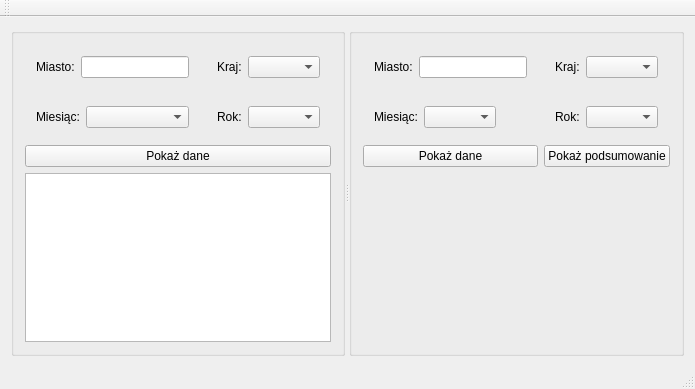
Above: weatherProj_vol1/mainwindow.ui from quaelibet/weatherProj_vol1 before the change. Below: the same form after it.
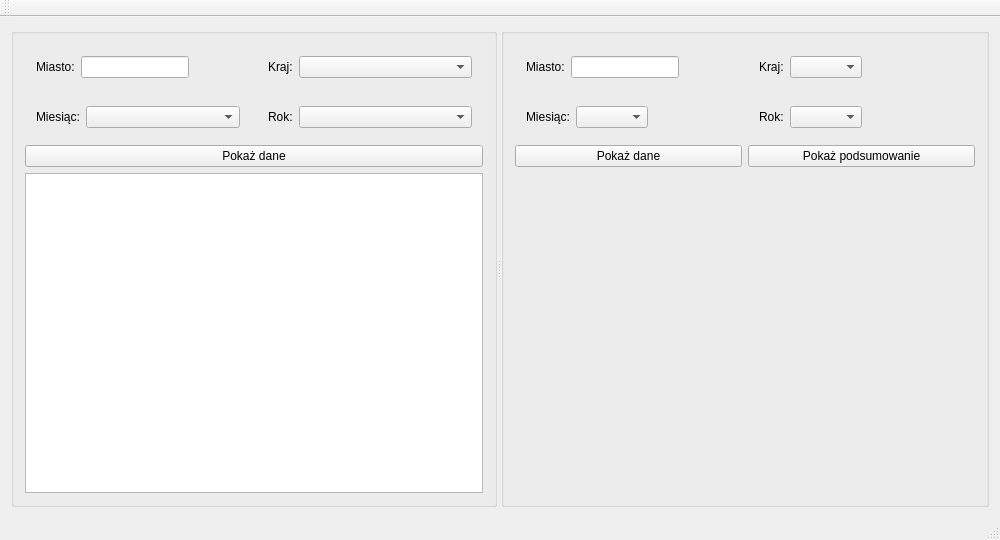
That is the form after the change. Custom widgets are drawn as their Qt base class.

Commit message: Added fixed size for main window

```diff
--- a/weatherProj_vol1/mainwindow.ui
+++ b/weatherProj_vol1/mainwindow.ui
@@ -6,10 +6,22 @@
    <rect>
     <x>0</x>
     <y>0</y>
-    <width>593</width>
-    <height>389</height>
+    <width>1000</width>
+    <height>540</height>
    </rect>
   </property>
+  <property name="minimumSize">
+   <size>
+    <width>1000</width>
+    <height>540</height>
+   </size>
+  </property>
+  <property name="maximumSize">
+   <size>
+    <width>1000</width>
+    <height>540</height>
+   </size>
+  </property>
   <property name="windowTitle">
    <string>MainWindow</string>
   </property>
```
Left out of the diff: 2 changed lines with no effect on the pictures.
